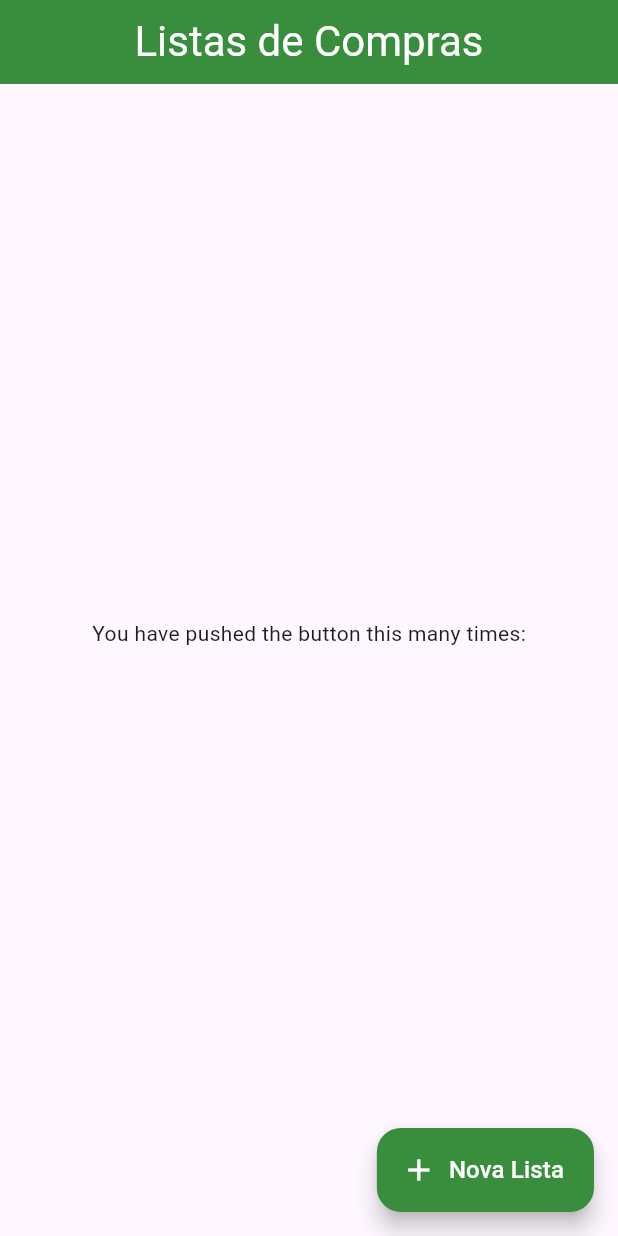
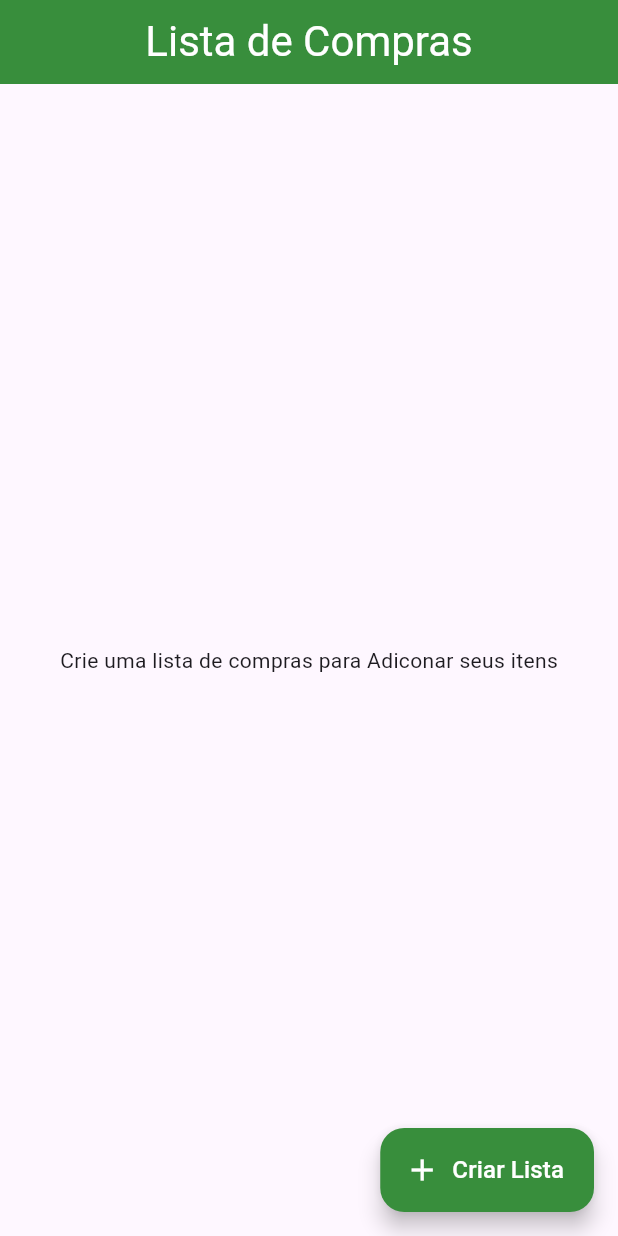
Before and after one commit to Sampaio-Luan/lista_de_compras, a Flutter app: the HomePage screen opened directly, on a phone screen of 412 x 824 dp. Run offline on Flutter 3.47's test engine with Material 3 defaults, Android fonts, the phone set to English and light mode, and no system bars; our stand-ins replace device_preview.

Commit message:
Adicionada modificacoes

```diff
--- a/lib/meu_app.dart
+++ b/lib/meu_app.dart
@@ -1,5 +1,5 @@
 import 'package:flutter/material.dart';
-import 'package:lista_de_compras/views/login_view.dart';
+import 'package:lista_de_compras/views/home_view.dart';
 
 
 class MeuApp extends StatelessWidget {
@@ -9,12 +9,13 @@ class MeuApp extends StatelessWidget {
   @override
   Widget build(BuildContext context) {
     return MaterialApp(
-      title: 'Flutter Demo',
+      title: 'Lista de Compras',
+      debugShowCheckedModeBanner: false,
       theme: ThemeData(
         primarySwatch: Colors.green,
 
       ),
-      home: const LoginView(),
+      home:  const HomePage(title:'Lista de Compras'),
     );
   }
 }
--- a/lib/models/lista_model.dart
+++ b/lib/models/lista_model.dart
@@ -2,7 +2,7 @@ import 'package:lista_de_compras/models/item_model.dart';
 
 class ListaModel {
   String nome;
-  List<ItemModel> itens = [];
+  List<ItemModel> itens;
 
   ListaModel({
     required this.nome,
--- a/lib/views/home_view.dart
+++ b/lib/views/home_view.dart
@@ -1,4 +1,6 @@
 import 'package:flutter/material.dart';
+import 'package:lista_de_compras/models/lista_model.dart';
+import 'package:lista_de_compras/repositories/listas_repository.dart';
 
 class HomePage extends StatefulWidget {
   const HomePage({super.key, required this.title});
@@ -14,9 +16,12 @@ class _HomePageState extends State<HomePage> {
   TextEditingController descricao = TextEditingController();
   TextEditingController quantidade = TextEditingController();
   TextEditingController listaCompras = TextEditingController();
+  var nomeListaFormKey = GlobalKey<FormState>();
+  final repositorio = ListasRespository();
 
   @override
   Widget build(BuildContext context) {
+    final listas = repositorio.listas;
     return SafeArea(
       child: Scaffold(
         appBar: AppBar(
@@ -31,20 +36,33 @@ class _HomePageState extends State<HomePage> {
           ),
           centerTitle: true,
         ),
-        body: Center(
+        body: listas.isNotEmpty
+            ? GridView.builder(
+                gridDelegate: const SliverGridDelegateWithFixedCrossAxisCount(
+                  crossAxisCount: 3, // number of items in each row
+                  mainAxisSpacing: 8.0, // spacing between rows
+                  crossAxisSpacing: 8.0, // spacing between columns
+                ),
+                padding: const EdgeInsets.all(8.0), // padding around the grid
+                itemCount: listas.length, // total number of items
+                itemBuilder: (context, index) {
+                  return Card.outlined(
+                    //color: Colors.pink[200],
+
                     child: Column(
-            mainAxisAlignment: MainAxisAlignment.center,
-            children: <Widget>[
-              const Text(
-                'You have pushed the button this many times:',
-              ),
-              Text(
-                '',
-                style: Theme.of(context).textTheme.headlineMedium,
-              ),
+                      mainAxisAlignment: MainAxisAlignment.spaceEvenly,
+                      children: [
+                        Icon(Icons.shopify_sharp, color: Colors.green[900], size: 70,),
+                        Text(listas[index].nome,
+                            style: const TextStyle(fontSize: 18.0)),
                       ],
                     ),
-        ),
+                  );
+                },
+              )
+            : const Center(
+                child:
+                    Text('Crie uma lista de compras para Adiconar seus itens')),
         floatingActionButton: FloatingActionButton.extended(
           onPressed: () {
             showDialog(
@@ -52,15 +70,17 @@ class _HomePageState extends State<HomePage> {
                 builder: (BuildContext context) {
                   return novaLista();
                 });
-          }, //novaLista(),
-          tooltip: 'Increment',
-          label: const Text('Nova Lista',style: TextStyle(color: Colors.white, fontSize: 16),),
-          icon: const Icon(Icons.add, color: Colors.white,),
+          },
+          label: const Text(
+            'Criar Lista',
+            style: TextStyle(color: Colors.white, fontSize: 16),
+          ),
+          icon: const Icon(
+            Icons.add,
+            color: Colors.white,
+          ),
           backgroundColor: Colors.green[700],
-
-
-
-        ), // This trailing comma makes auto-formatting nicer for build methods.
+        ),
       ),
     );
   }
@@ -73,10 +93,13 @@ class _HomePageState extends State<HomePage> {
         'Nova Lista de Compras',
         textAlign: TextAlign.center,
       ),
-      content: TextFormField(
+      content: Form(
+        key: nomeListaFormKey,
+        child: TextFormField(
           controller: listaCompras,
           style: const TextStyle(fontSize: 16),
           decoration: const InputDecoration(
+              helperText: 'Digite o nome da sua lista de compras',
               labelText: 'Nome da Lista',
               border: OutlineInputBorder(
                 borderSide: BorderSide(color: Colors.white),
@@ -94,6 +117,7 @@ class _HomePageState extends State<HomePage> {
             return null;
           },
         ),
+      ),
       actions: [
         TextButton(
           onPressed: () {
@@ -105,8 +129,13 @@ class _HomePageState extends State<HomePage> {
         TextButton(
           onPressed: () {
             debugPrint(listaCompras.text);
-
+            if (nomeListaFormKey.currentState!.validate()) {
+              ListaModel lista = ListaModel(nome: listaCompras.text, itens: []);
+              repositorio.criarLista(lista);
+              listaCompras.text = '';
+              setState(() {});
               Navigator.pop(context);
+            }
           },
           child: const Text("Adicionar"),
         ),
--- a/lib/views/login_view.dart
+++ b/lib/views/login_view.dart
@@ -243,6 +243,9 @@ class _LoginViewState extends State<LoginView> {
         if (op == 2) {
           _showMyDialog();
         }
+        nomeC.text = '';
+        emailC.text = '';
+        senhaC.text = '';
 
         formKey.currentState!.reset();
         setState(() {});
@@ -269,6 +272,7 @@ class _LoginViewState extends State<LoginView> {
       controller: controller,
       obscureText: index == 2 ? true : false,
       style: const TextStyle(fontSize: 16),
+
       decoration: InputDecoration(
         labelText: label,
         border: const OutlineInputBorder(
```
Lines whose indentation alone changed are shown as unchanged.
